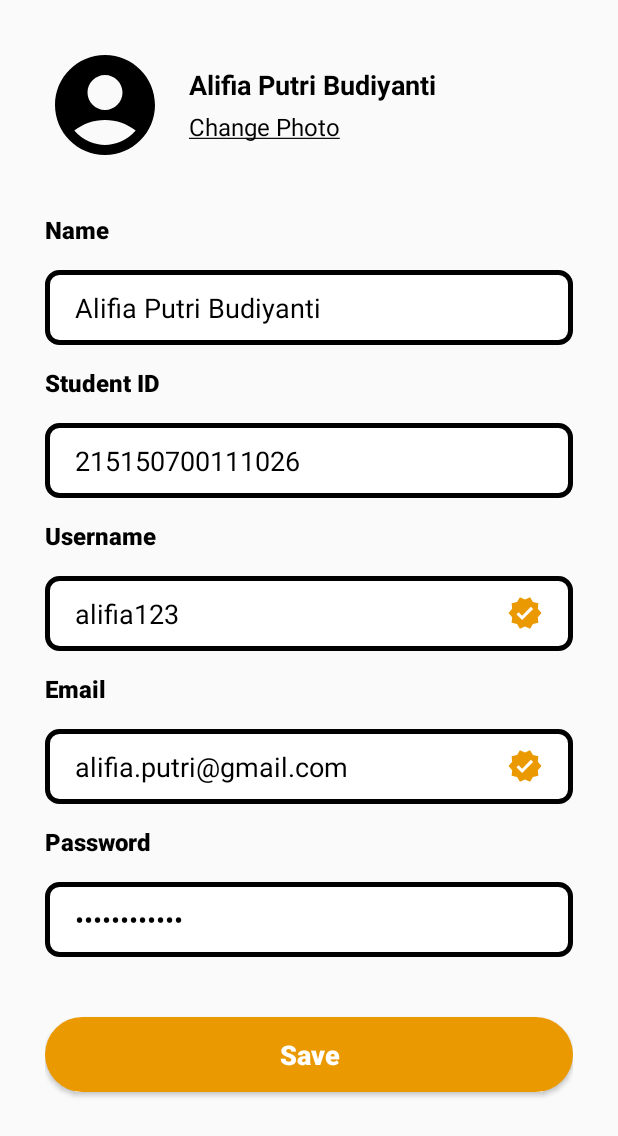
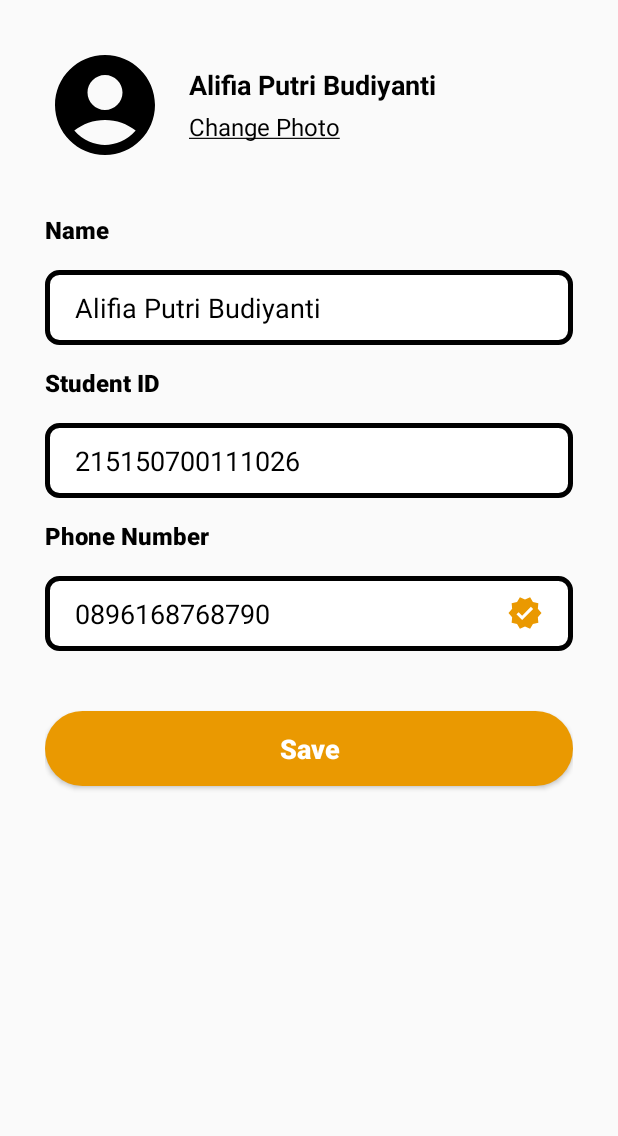
Before and after one commit to wardahzet/eLibrary, an Android app: the EditProfile screen opened directly, with no data from a screen before it, on a phone screen of 412 x 824 dp. Shown: the top 1136 px of the screen. Run offline under Robolectric (Android 15) with nearby library versions, the phone set to English and light mode, and no system bars; our stand-ins replace CircleImageView, Firebase (no records; nobody signed in at launch, a user with empty details on screens opened directly).

Commit message:
edit profile

```diff
--- a/app/src/main/res/layout/layout_edit_profile.xml
+++ b/app/src/main/res/layout/layout_edit_profile.xml
@@ -114,7 +114,7 @@
             android:layout_width="wrap_content"
             android:layout_height="wrap_content"
             android:layout_marginTop="14dp"
-            android:text="Username"
+            android:text="Phone Number"
             android:textSize="16sp"
             android:textColor="@color/black"
             android:fontFamily="sans-serif-medium"
@@ -128,57 +128,13 @@
             android:background="@drawable/in_bg_edit_prof"
             android:drawableRight="@drawable/in_verified"
             android:paddingRight="20dp"
-            android:text="alifia123"
+            android:text="0896168768790"
             android:inputType="text"
             android:paddingLeft="20dp"
             android:textColor="@color/black"
             android:textColorHint="#767676" />
 
-        <TextView
-            android:layout_width="wrap_content"
-            android:layout_height="wrap_content"
-            android:layout_marginTop="14dp"
-            android:text="Email"
-            android:textSize="16sp"
-            android:textColor="@color/black"
-            android:fontFamily="sans-serif-medium"
-            android:textStyle="bold"
-            />
-        <EditText
-            android:id="@+id/in_email"
-            android:layout_width="match_parent"
-            android:layout_height="50dp"
-            android:layout_marginTop="16dp"
-            android:background="@drawable/in_bg_edit_prof"
-            android:drawableRight="@drawable/in_verified"
-            android:paddingRight="20dp"
-            android:text="alifia.putri@gmail.com"
-            android:inputType="text"
-            android:paddingLeft="20dp"
-            android:textColor="@color/black"
-            android:textColorHint="#767676" />
 
-        <TextView
-            android:layout_width="wrap_content"
-            android:layout_height="wrap_content"
-            android:layout_marginTop="14dp"
-            android:text="Password"
-            android:textSize="16sp"
-            android:textColor="@color/black"
-            android:fontFamily="sans-serif-medium"
-            android:textStyle="bold"
-            />
-        <EditText
-            android:id="@+id/in_password"
-            android:layout_width="match_parent"
-            android:layout_height="50dp"
-            android:layout_marginTop="16dp"
-            android:background="@drawable/in_bg_edit_prof"
-            android:text="AlifiaAja123"
-            android:inputType="textPassword"
-            android:paddingLeft="20dp"
-            android:textColor="@color/black"
-            android:textColorHint="#767676" />
 
             <Button
                 android:id="@+id/btn_save"
```
